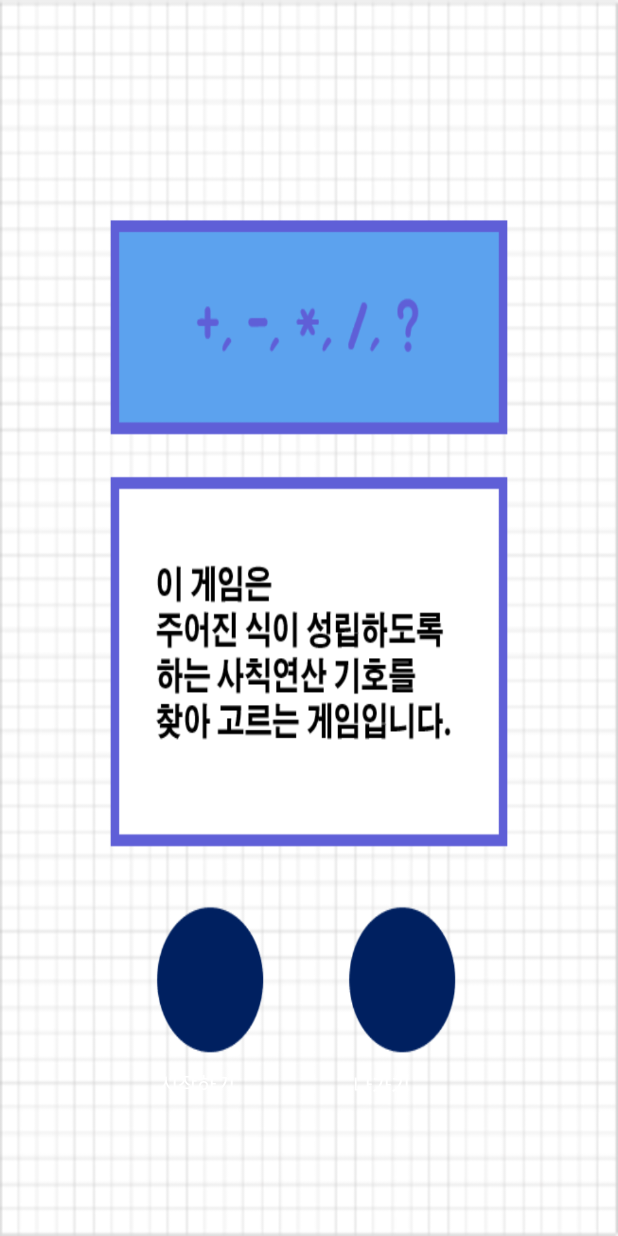
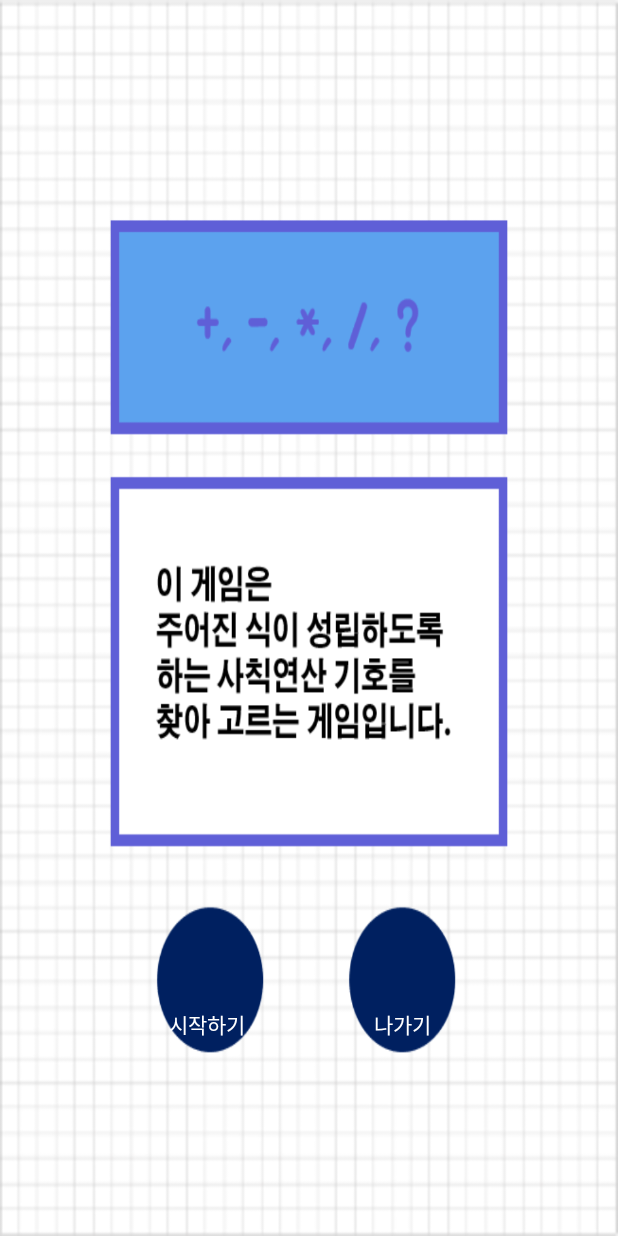
Before and after one commit to wnsduq6229/Androidproject, an Android app: the Math_description_MainActivity screen opened directly, with no data from a screen before it, on a phone screen of 412 x 824 dp. Run offline under Robolectric (Android 15) with nearby library versions, the phone set to English and light mode, and no system bars.

Commit message:
모든 창 연결, 화면 수정
2020/06/17
description창 시작하기 나가기 위치 수정

```diff
--- a/app/src/main/res/layout/activity_math_description.xml
+++ b/app/src/main/res/layout/activity_math_description.xml
@@ -15,9 +15,9 @@
         android:layout_alignParentStart="true"
         android:layout_alignParentLeft="true"
         android:layout_alignParentBottom="true"
-        android:layout_marginStart="87dp"
-        android:layout_marginLeft="87dp"
-        android:layout_marginBottom="78dp"
+        android:layout_marginStart="94dp"
+        android:layout_marginLeft="94dp"
+        android:layout_marginBottom="117dp"
         android:background="#00ff0000"
         android:text="시작하기"
         android:textColor="#FFFFFF" />
@@ -29,11 +29,11 @@
         android:layout_alignParentStart="true"
         android:layout_alignParentLeft="true"
         android:layout_alignParentBottom="true"
-        android:layout_marginStart="210dp"
-        android:layout_marginLeft="210dp"
+        android:layout_marginStart="224dp"
+        android:layout_marginLeft="224dp"
         android:layout_marginEnd="93dp"
         android:layout_marginRight="93dp"
-        android:layout_marginBottom="77dp"
+        android:layout_marginBottom="117dp"
         android:background="#00ff0000"
         android:text="나가기"
         android:textColor="#FFFFFF" />
```
Also changed, not shown: app/src/main/res/layout/activity_memory_description.xml (+6 -6 lines), app/src/main/res/layout/activity_onetofifty_description.xml (+6 -6 lines), app/src/main/res/layout/activity_quiz_description.xml (+6 -6 lines).
